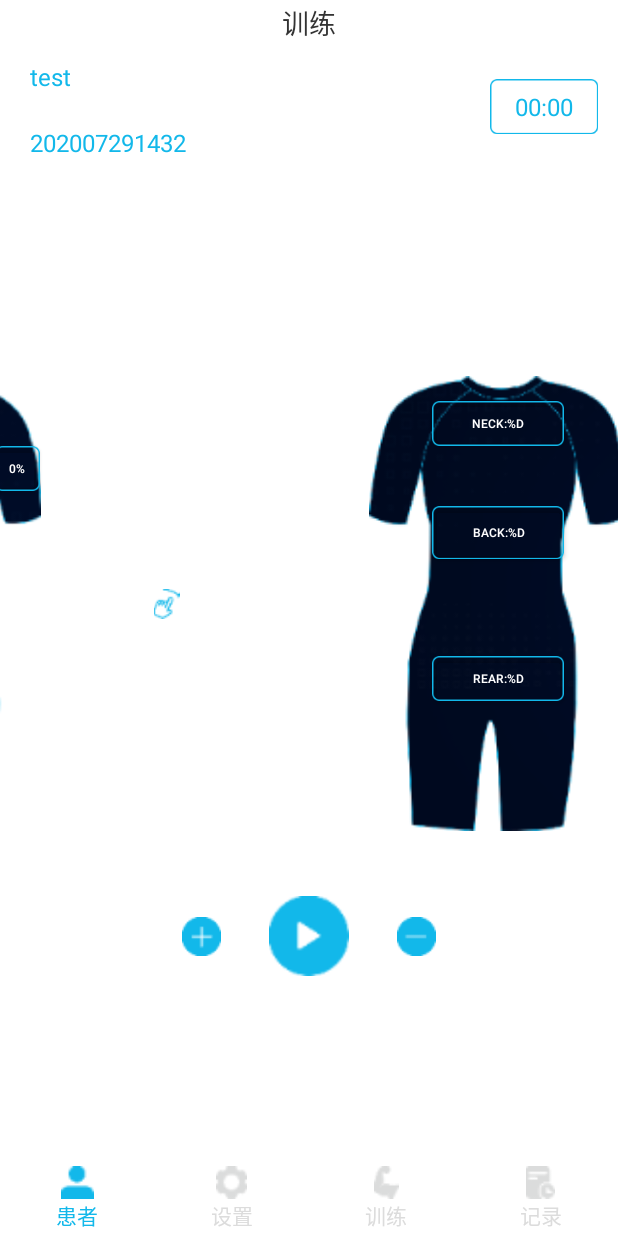
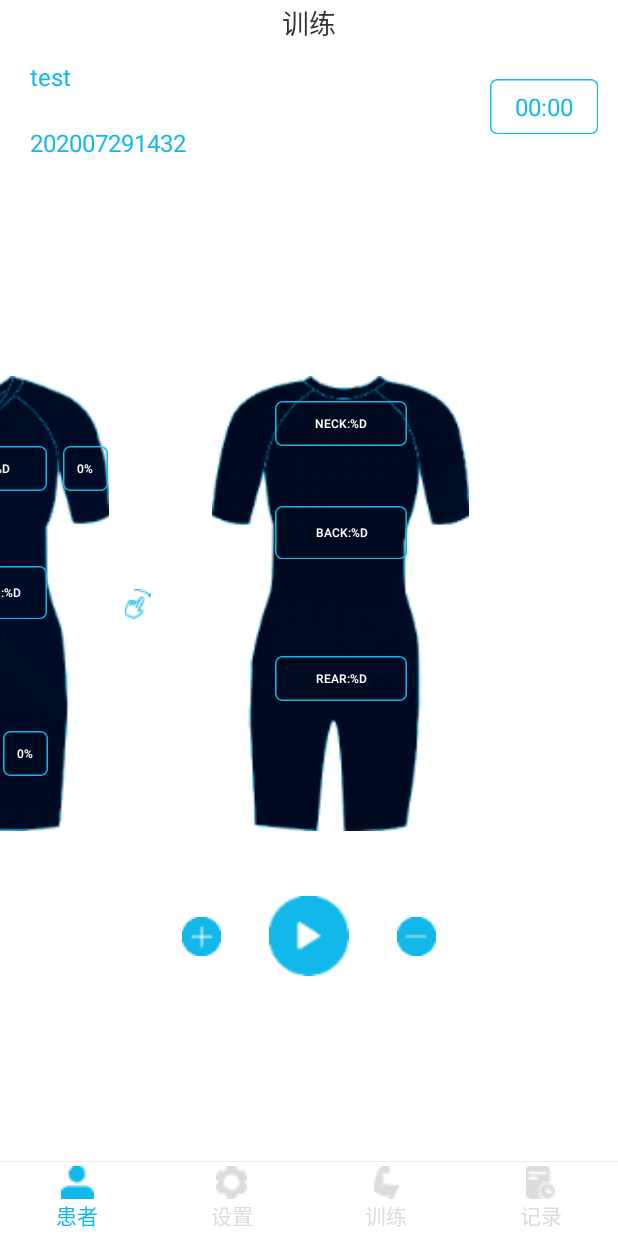
Before and after one commit to oomadj/pipi, an Android app: the fragment UserCheckFragment placed in its activity, after a tap on an icon or button, on a phone screen of 412 x 824 dp. Run offline under Robolectric (Android 15) with nearby library versions, the phone set to English and light mode, and no system bars; 3 statements that could not run were skipped.

Commit message:
界面修改

```diff
--- a/MiraclinkClothes/app/src/main/java/com/miraclink/content/check/UserCheckFragment.java
+++ b/MiraclinkClothes/app/src/main/java/com/miraclink/content/check/UserCheckFragment.java
@@ -7,6 +7,7 @@ import android.content.IntentFilter;
 import android.os.Bundle;
 import android.view.Gravity;
 import android.view.LayoutInflater;
+import android.view.MotionEvent;
 import android.view.View;
 import android.view.ViewGroup;
 import android.widget.Button;
@@ -40,7 +41,7 @@ import java.util.ArrayList;
 import java.util.List;
 
 
-public class UserCheckFragment extends Fragment implements View.OnClickListener, UserCheckContract.IView, IUserDatabaseManager.QueryAllUserCallback {
+public class UserCheckFragment extends Fragment implements View.OnClickListener, UserCheckContract.IView, IUserDatabaseManager.QueryAllUserCallback, View.OnTouchListener {
     private static final String TAG = UserCheckFragment.class.getSimpleName();
     private Button btStart;
     private Button btLeg, btLegZero, btNeck, btArm, btArmZero, btChest, btStomach, btBack, btRear;
@@ -159,6 +160,7 @@ public class UserCheckFragment extends Fragment implements View.OnClickListener,
         imgChangeBody1 = view.findViewById(R.id.imgUserCheckFragmentChangeBody1);
         imgChangeBody1.setOnClickListener(this);
         horizontalScrollView = view.findViewById(R.id.scrollViewUserCheckFragment);
+        horizontalScrollView.setOnTouchListener(this);
         drawerLayout = view.findViewById(R.id.drawerLayoutUserCheckFragment);
         imgSlide = view.findViewById(R.id.imgUserCheckFragmentSlide);
         imgSlide.setOnClickListener(this);
@@ -218,6 +220,7 @@ public class UserCheckFragment extends Fragment implements View.OnClickListener,
                 presenter.onCheckRearClick();
                 break;
             case R.id.imgUserCheckFragmentChangeBody1:
+                LogUtil.i(TAG,"getxzx:"+horizontalScrollView.getScrollX()+" view:"+Utils.dpToPx(getContext(),240));
                 horizontalScrollView.smoothScrollTo(Utils.dpToPx(getContext(), 380), 0);
                 break;
             case R.id.imgUserCheckFragmentSlide:
@@ -355,4 +358,20 @@ public class UserCheckFragment extends Fragment implements View.OnClickListener,
         users = (ArrayList<User>) userList;
         userCheckAdapter.setData(users);
     }
+
+    @Override
+    public boolean onTouch(View v, MotionEvent event) {
+        switch (event.getAction()){
+            case MotionEvent.ACTION_UP:
+                if (horizontalScrollView.getScrollX() > Utils.dpToPx(getContext(),120)){
+                    imgChangeBody1.setImageResource(R.drawable.icon_left_sliding);
+                }else {
+                    imgChangeBody1.setImageResource(R.drawable.icon_right_sliding);
+                }
+                break;
+            default:
+                break;
+        }
+        return false;
+    }
 }
--- a/MiraclinkClothes/app/src/main/java/com/miraclink/content/check/UserCheckPresenter.java
+++ b/MiraclinkClothes/app/src/main/java/com/miraclink/content/check/UserCheckPresenter.java
@@ -95,6 +95,7 @@ public class UserCheckPresenter implements UserCheckContract.Presenter, BaseCall
             new Handler().postDelayed(new Runnable() {
                 @Override
                 public void run() {
+                    LogUtil.i(TAG,"xzx user:pause time:"+pauseTime);
                     // timer cmd
                     myCountDownTimer = new MyCountDownTimer(pauseTime, 990);
                     myCountDownTimer.start();
@@ -337,7 +338,7 @@ public class UserCheckPresenter implements UserCheckContract.Presenter, BaseCall
     public void onInit(int time, int rate, int strong) {
         this.time = time;
         this.rate = rate;
-        pauseTime = time;
+        pauseTime = time * 60 * 1000;
         LogUtil.i(TAG, "presenter user:" + strong + "time --:" + time + "rate:" + rate);
 
         armIo = strong / 10;
@@ -410,7 +411,7 @@ public class UserCheckPresenter implements UserCheckContract.Presenter, BaseCall
         public void onFinish() {
             myCountDownTimer.cancel();
             blueService.writeRXCharacteristic(ByteUtils.getCmdStart(0x05, 0xE2, 0xE7));
-            pauseTime = time;
+            pauseTime = time * 60 * 1000;
             iView.setTimeText("00:00");
             iView.setStartText("start");
             //TODO bt start status change
--- a/MiraclinkClothes/app/src/main/res/layout/activity_content.xml
+++ b/MiraclinkClothes/app/src/main/res/layout/activity_content.xml
@@ -143,5 +143,13 @@
             app:layout_constraintStart_toStartOf="@id/imageContentActivityUserList"
             app:layout_constraintTop_toBottomOf="@id/imageContentActivityUserList" />
 
+        <View
+            android:layout_width="0dp"
+            android:layout_height="0.5dp"
+            app:layout_constraintTop_toTopOf="parent"
+            app:layout_constraintStart_toStartOf="parent"
+            app:layout_constraintEnd_toEndOf="parent"
+            android:background="@color/line_color"/>
+
     </androidx.constraintlayout.widget.ConstraintLayout>
 </androidx.constraintlayout.widget.ConstraintLayout>
--- a/MiraclinkClothes/app/src/main/res/layout/custom_edit_line_layout.xml
+++ b/MiraclinkClothes/app/src/main/res/layout/custom_edit_line_layout.xml
@@ -40,6 +40,7 @@
         android:layout_height="wrap_content"
         android:layout_marginStart="220dp"
         android:background="@null"
+        android:textSize="13sp"
         app:layout_constraintBottom_toBottomOf="parent"
         app:layout_constraintStart_toStartOf="parent"
         app:layout_constraintTop_toTopOf="parent" />
--- a/MiraclinkClothes/app/src/main/res/layout/fragment_user_check.xml
+++ b/MiraclinkClothes/app/src/main/res/layout/fragment_user_check.xml
@@ -131,12 +131,13 @@
                     android:orientation="horizontal">
 
                     <androidx.constraintlayout.widget.ConstraintLayout
-                        android:layout_width="390dp"
+                        android:layout_width="310dp"
                         android:layout_height="match_parent">
 
                         <androidx.appcompat.widget.AppCompatImageView
                             android:layout_width="171dp"
                             android:layout_height="303dp"
+                            android:layout_marginStart="80dp"
                             android:background="@drawable/bg_user_check1"
                             app:layout_constraintBottom_toBottomOf="parent"
                             app:layout_constraintEnd_toEndOf="parent"
@@ -147,7 +148,7 @@
                             android:id="@+id/imgUserCheckFragmentChangeBody1"
                             android:layout_width="20dp"
                             android:layout_height="20dp"
-                            android:layout_marginEnd="15dp"
+                            android:layout_marginStart="10dp"
                             android:src="@drawable/icon_right_sliding"
                             app:layout_constraintBottom_toBottomOf="parent"
                             app:layout_constraintEnd_toEndOf="parent"
@@ -193,6 +194,7 @@
                             android:layout_width="wrap_content"
                             android:layout_height="30dp"
                             android:layout_marginTop="90dp"
+                            android:layout_marginStart="80dp"
                             android:background="@drawable/bg_bt_noselect"
                             android:text="@string/chest"
                             android:textColor="@color/enterprise_white"
@@ -206,6 +208,7 @@
                             android:layout_width="wrap_content"
                             android:layout_height="35dp"
                             android:layout_marginTop="50dp"
+                            android:layout_marginStart="80dp"
                             android:background="@drawable/bg_bt_noselect"
                             android:text="@string/stomach"
                             android:textColor="@color/enterprise_white"
@@ -219,7 +222,7 @@
                             android:layout_width="30dp"
                             android:layout_height="30dp"
                             android:layout_marginTop="160dp"
-                            android:layout_marginEnd="60dp"
+                            android:layout_marginStart="20dp"
                             android:background="@drawable/bg_bt_noselect"
                             android:text="@string/leg_text"
                             android:textColor="@color/enterprise_white"
@@ -232,7 +235,7 @@
                             android:id="@+id/btUserCheckFragmentLegZero"
                             android:layout_width="30dp"
                             android:layout_height="30dp"
-                            android:layout_marginStart="60dp"
+                            android:layout_marginStart="140dp"
                             android:layout_marginTop="160dp"
                             android:background="@drawable/bg_bt_noselect"
                             android:text="@string/arm_zero"
@@ -245,12 +248,13 @@
                     </androidx.constraintlayout.widget.ConstraintLayout>
 
                     <androidx.constraintlayout.widget.ConstraintLayout
-                        android:layout_width="390dp"
+                        android:layout_width="310dp"
                         android:layout_height="match_parent">
 
                         <androidx.appcompat.widget.AppCompatImageView
                             android:layout_width="171dp"
                             android:layout_height="303dp"
+                            android:layout_marginEnd="60dp"
                             android:background="@drawable/bg_user_check2"
                             app:layout_constraintBottom_toBottomOf="parent"
                             app:layout_constraintEnd_toEndOf="parent"
@@ -262,6 +266,7 @@
                             android:layout_width="wrap_content"
                             android:layout_height="30dp"
                             android:layout_marginTop="60dp"
+                            android:layout_marginEnd="60dp"
                             android:background="@drawable/bg_bt_noselect"
                             android:text="@string/neck"
                             android:textColor="@color/enterprise_white"
@@ -275,6 +280,7 @@
                             android:layout_width="wrap_content"
                             android:layout_height="35dp"
                             android:layout_marginTop="130dp"
+                            android:layout_marginEnd="60dp"
                             android:background="@drawable/bg_bt_noselect"
                             android:text="@string/backback"
                             android:textColor="@color/enterprise_white"
@@ -288,6 +294,7 @@
                             android:layout_width="wrap_content"
                             android:layout_height="30dp"
                             android:layout_marginTop="230dp"
+                            android:layout_marginEnd="60dp"
                             android:background="@drawable/bg_bt_noselect"
                             android:text="@string/rear"
                             android:textColor="@color/enterprise_white"
--- a/MiraclinkClothes/app/src/main/res/values/colors.xml
+++ b/MiraclinkClothes/app/src/main/res/values/colors.xml
@@ -1,7 +1,7 @@
 <?xml version="1.0" encoding="utf-8"?>
 <resources>
-    <color name="colorPrimary">#b5b5b5</color>
-    <color name="colorPrimaryDark">#b5b5b5</color>
+    <color name="colorPrimary">#e5e5e5</color>
+    <color name="colorPrimaryDark">#e5e5e5</color>
     <color name="colorAccent">#03DAC5</color>
     <color name="black">#000000</color>
     <color name="line_color">#eeeeee</color>
```
Also changed, not shown: MiraclinkClothes/app/src/main/res/layout/fragment_user_info.xml (+19 -0 lines).
